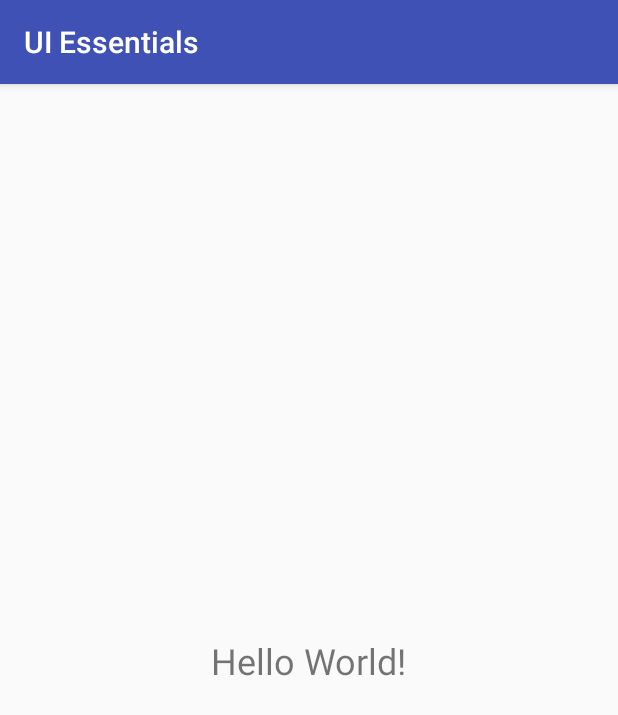
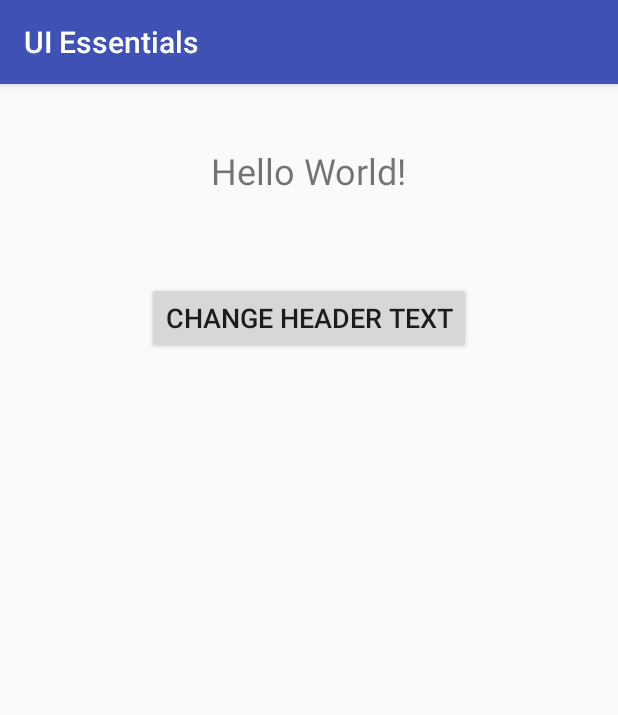
Before and after one commit to ikostan/Android_UI_Essentials, an Android app: the screen it shows after launch (MainActivity), on a phone screen of 412 x 824 dp. Shown: the top 715 px of the screen. Run offline under Robolectric (Android 15) with nearby library versions, the phone set to English and light mode, and no system bars.

Commit message:
First functionality - test button + logs

```diff
--- a/app/src/main/java/com/example/uiessentials/MainActivity.java
+++ b/app/src/main/java/com/example/uiessentials/MainActivity.java
@@ -2,13 +2,40 @@ package com.example.uiessentials;
 
 import android.support.v7.app.AppCompatActivity;
 import android.os.Bundle;
+import android.util.Log;
+import android.view.View;
+import android.widget.Button;
+import android.widget.TextView;
 
 public class MainActivity extends AppCompatActivity {
+
+    private Button btnChangeTxt;
+    private TextView txtHeader;
 
     @Override
     protected void onCreate(Bundle savedInstanceState) {
         super.onCreate(savedInstanceState);
         setContentView(R.layout.activity_main);
+
+        txtHeader = (TextView) findViewById(R.id.txtHeader); //Text field
+        txtHeader.setText("Hello World!");
+        btnChangeTxt = (Button) findViewById(R.id.btnChangeTxt); //Button
+
+        //Event listener
+        btnChangeTxt.setOnClickListener(new View.OnClickListener() {
+            @Override
+            public void onClick(View v) {
+
+                if(txtHeader.getText() == "Hello World!"){
+                    txtHeader.setText("New Text!"); //reverse to original text
+                    Log.d("onClick method called", "New Text!"); //Log
+                }
+                else{
+                    txtHeader.setText("Hello World!"); //reverse to original text
+                    Log.d("onClick method called", "Hello World!"); //Log
+                }
+            }
+        });
     }
 
     //END
--- a/app/src/main/res/layout/activity_main.xml
+++ b/app/src/main/res/layout/activity_main.xml
@@ -8,13 +8,31 @@
     tools:context="com.example.uiessentials.MainActivity">
 
     <TextView
+        android:id="@+id/txtHeader"
         android:layout_width="wrap_content"
         android:layout_height="wrap_content"
-        android:text="@string/txt_textView"
+        android:layout_marginTop="41dp"
         android:textSize="24sp"
-        app:layout_constraintBottom_toBottomOf="parent"
+        app:layout_constraintHorizontal_bias="0.5"
         app:layout_constraintLeft_toLeftOf="parent"
         app:layout_constraintRight_toRightOf="parent"
         app:layout_constraintTop_toTopOf="parent" />
 
+    <Button
+        android:id="@+id/btnChangeTxt"
+        android:layout_width="wrap_content"
+        android:layout_height="wrap_content"
+        android:layout_marginBottom="8dp"
+        android:layout_marginLeft="8dp"
+        android:layout_marginRight="8dp"
+        android:layout_marginTop="8dp"
+        android:text="@string/btn_changeTxt"
+        android:textSize="18sp"
+        app:layout_constraintBottom_toBottomOf="parent"
+        app:layout_constraintHorizontal_bias="0.5"
+        app:layout_constraintLeft_toLeftOf="parent"
+        app:layout_constraintRight_toRightOf="parent"
+        app:layout_constraintTop_toBottomOf="@+id/txtHeader"
+        app:layout_constraintVertical_bias="0.079" />
+
 </android.support.constraint.ConstraintLayout>
--- a/app/src/main/res/values/strings.xml
+++ b/app/src/main/res/values/strings.xml
@@ -1,4 +1,4 @@
 <resources>
     <string name="app_name">UI Essentials</string>
-    <string name="txt_textView">Hello World!</string>
+    <string name="btn_changeTxt">Change Header Text</string>
 </resources>
```
